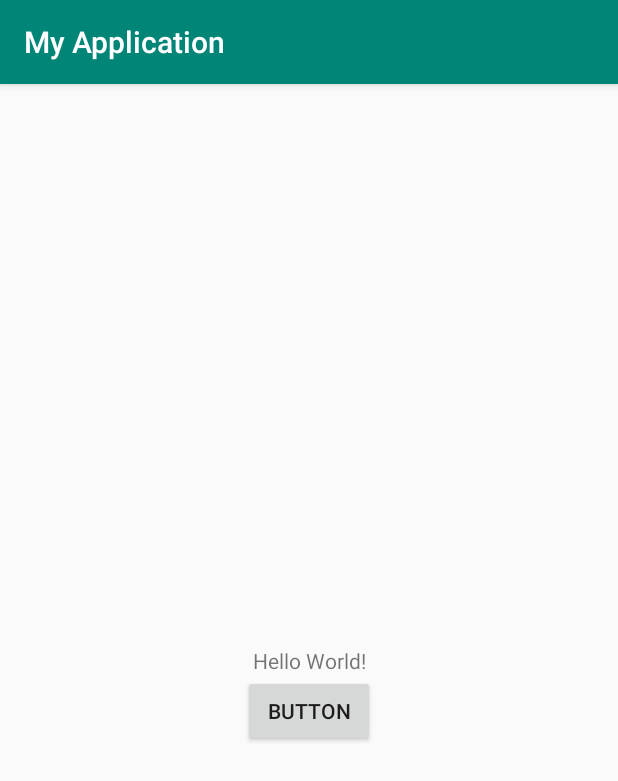
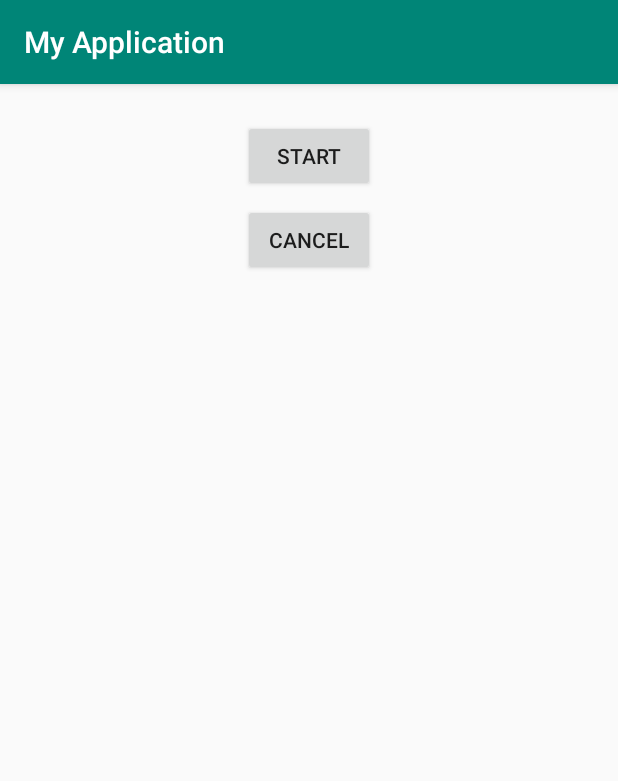
Before and after one commit to hardysim/workmanagertest, an Android app: the screen it shows after launch (MainActivity), on a phone screen of 412 x 824 dp. Shown: the top 781 px of the screen. Run offline under Robolectric (Android 15) with nearby library versions, the phone set to English and light mode, and no system bars; 1 statement that could not run was skipped.

Commit message:
add notification to cancel worker

```diff
--- a/app/build.gradle
+++ b/app/build.gradle
@@ -30,4 +30,5 @@ dependencies {
     androidTestImplementation 'androidx.test.espresso:espresso-core:3.1.1'
 
     implementation "androidx.work:work-runtime-ktx:2.0.0"
+    implementation "androidx.core:core-ktx:1.0.1"
 }
--- a/app/src/main/java/com/example/myapplication/MainActivity.kt
+++ b/app/src/main/java/com/example/myapplication/MainActivity.kt
@@ -9,16 +9,20 @@ import kotlinx.android.synthetic.main.activity_main.*
 
 class MainActivity : AppCompatActivity() {
 
+    private val workManager = WorkManager.getInstance()
+
     override fun onCreate(savedInstanceState: Bundle?) {
         super.onCreate(savedInstanceState)
         setContentView(R.layout.activity_main)
 
-        button.setOnClickListener {
-            WorkManager.getInstance().beginUniqueWork(
-                "unique",
-                ExistingWorkPolicy.KEEP,
-                OneTimeWorkRequestBuilder<TestWorker>().build()
-            ).enqueue()
+        val work = OneTimeWorkRequestBuilder<TestWorker>().build()
+
+        btn_start.setOnClickListener {
+            workManager.beginUniqueWork("unique", ExistingWorkPolicy.KEEP, work).enqueue()
+        }
+
+        btn_cancel.setOnClickListener {
+            workManager.cancelWorkById(work.id)
         }
     }
 }
--- a/app/src/main/res/layout/activity_main.xml
+++ b/app/src/main/res/layout/activity_main.xml
@@ -6,25 +6,28 @@
     android:layout_height="match_parent"
     tools:context=".MainActivity">
 
-    <TextView
-        android:id="@+id/textView"
+    <Button
+        android:id="@+id/btn_start"
         android:layout_width="wrap_content"
         android:layout_height="wrap_content"
-        android:text="Hello World!"
-        app:layout_constraintBottom_toBottomOf="parent"
-        app:layout_constraintLeft_toLeftOf="parent"
-        app:layout_constraintRight_toRightOf="parent"
+        android:layout_marginStart="8dp"
+        android:layout_marginTop="24dp"
+        android:layout_marginEnd="8dp"
+        android:text="start"
+        app:layout_constraintEnd_toEndOf="parent"
+        app:layout_constraintStart_toStartOf="parent"
         app:layout_constraintTop_toTopOf="parent" />
 
     <Button
-        android:id="@+id/button"
+        android:id="@+id/btn_cancel"
         android:layout_width="wrap_content"
         android:layout_height="wrap_content"
         android:layout_marginStart="8dp"
+        android:layout_marginTop="8dp"
         android:layout_marginEnd="8dp"
-        android:text="Button"
+        android:text="@android:string/cancel"
         app:layout_constraintEnd_toEndOf="parent"
         app:layout_constraintStart_toStartOf="parent"
-        app:layout_constraintTop_toBottomOf="@+id/textView" />
+        app:layout_constraintTop_toBottomOf="@+id/btn_start" />
 
 </androidx.constraintlayout.widget.ConstraintLayout>
```
Also changed, not shown: app/src/main/AndroidManifest.xml (+15 -0 lines), app/src/main/java/com/example/myapplication/CancelWorkerReceiver.kt (added, +21 -0 lines), app/src/main/java/com/example/myapplication/TestWorker.kt (+68 -2 lines), app/src/main/res/drawable/ic_cancel_black_24dp.xml (added, +9 -0 lines), app/src/main/res/drawable/ic_work_black_24dp.xml (added, +9 -0 lines).
